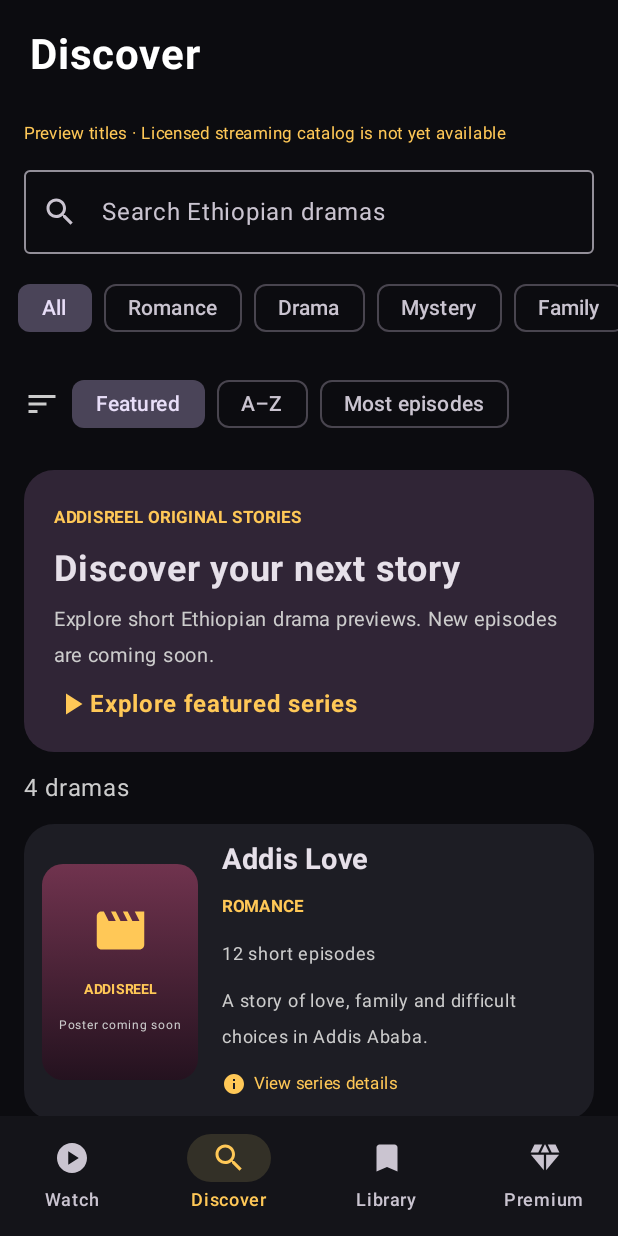
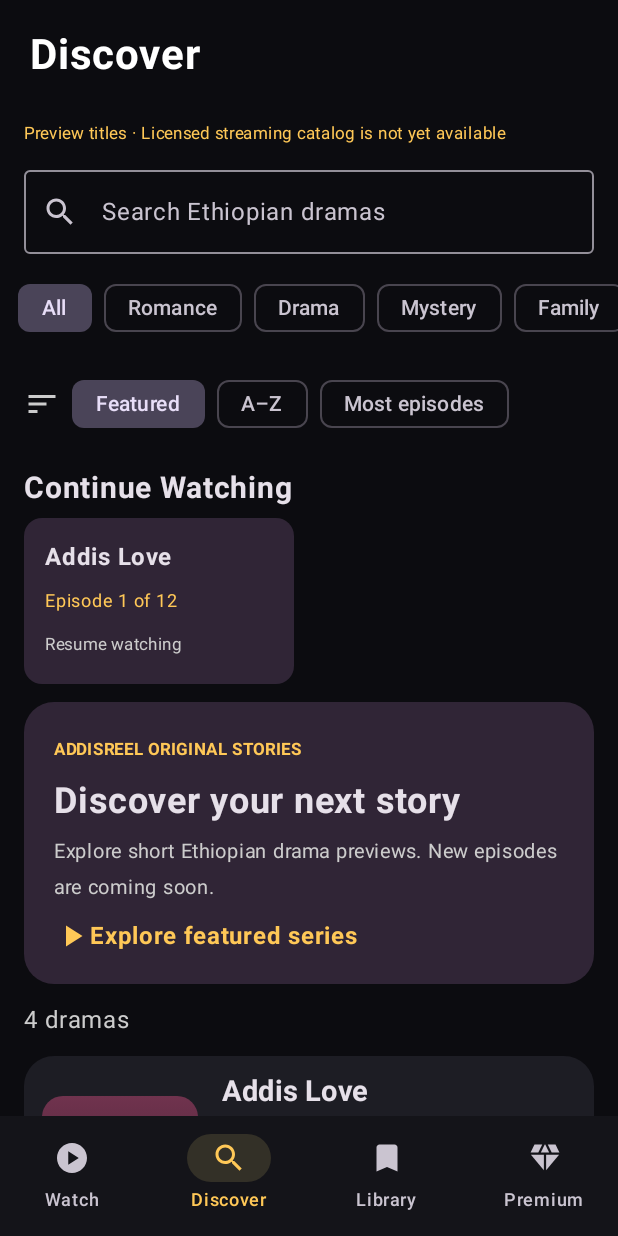
Before and after one commit to MahirG/AddisReel, an Android app built with Jetpack Compose: the composable AddisReelApp shown on its own in the app's theme, item 2 of the bottom bar chosen, on a phone screen of 412 x 824 dp. Run offline under Robolectric (Android 15) with nearby library versions, the phone set to English and light mode, and no system bars; network calls fail; pictures from the network do not load.

Commit message:
feat(android): add multi-series Continue Watching row in Discover

```diff
--- a/app/src/main/java/et/addisreel/app/MainActivity.kt
+++ b/app/src/main/java/et/addisreel/app/MainActivity.kt
@@ -133,10 +133,22 @@ private fun AddisReelApp() {
     var discoverSort by remember { mutableStateOf("Featured") }
     var detailDrama by remember { mutableStateOf<Drama?>(null) }
     var recentlyWatched by remember { mutableStateOf(preferences.getString("recently_watched", "") ?: "") }
+    // Keep a small, ordered local viewing history without requiring an account.
+    var viewingHistory by remember {
+        mutableStateOf(
+            (preferences.getString("viewing_history", "") ?: "")
+                .split("|").filter { it.isNotBlank() }.distinct().take(12)
+        )
+    }
+    fun recordViewing(title: String) {
+        viewingHistory = (listOf(title) + viewingHistory.filterNot { it == title }).take(12)
+        preferences.edit().putString("viewing_history", viewingHistory.joinToString("|")).apply()
+    }
     var selected by remember { mutableStateOf(catalog.find { it.title == recentlyWatched } ?: catalog.first()) }
     var episode by remember { mutableIntStateOf(preferences.getInt("episode_" + selected.title, 1).coerceIn(1, selected.episodes)) }
     fun selectDrama(drama: Drama) {
         recentlyWatched = drama.title
+        recordViewing(drama.title)
         preferences.edit().putString("recently_watched", drama.title).apply()
         selected = drama
         showEpisodes = false
@@ -146,6 +158,7 @@ private fun AddisReelApp() {
     }
     fun selectEpisode(next: Int) {
         recentlyWatched = selected.title
+        recordViewing(selected.title)
         preferences.edit().putString("recently_watched", selected.title).apply()
         episode = next.coerceIn(1, selected.episodes)
         preferences.edit().putInt("episode_" + selected.title, episode).apply()
@@ -503,6 +516,34 @@ private fun AddisReelApp() {
                                 contentPadding = PaddingValues(16.dp),
                                 verticalArrangement = Arrangement.spacedBy(12.dp)
                             ) {
+                                if (discoverQuery.isBlank() && discoverGenre == "All" && viewingHistory.isNotEmpty()) {
+                                    item {
+                                        Column(verticalArrangement = Arrangement.spacedBy(8.dp)) {
+                                            Text("Continue Watching", fontSize = 20.sp, fontWeight = FontWeight.Bold)
+                                            Row(
+                                                Modifier.fillMaxWidth().horizontalScroll(rememberScrollState()),
+                                                horizontalArrangement = Arrangement.spacedBy(8.dp)
+                                            ) {
+                                                viewingHistory.mapNotNull { title -> catalog.find { it.title == title } }
+                                                    .forEach { drama ->
+                                                        val resume = preferences.getInt("episode_" + drama.title, 1)
+                                                            .coerceIn(1, drama.episodes)
+                                                        ElevatedCard(
+                                                            onClick = { selectDrama(drama); tab = 0 },
+                                                            colors = CardDefaults.elevatedCardColors(containerColor = Color(0xFF302536)),
+                                                            modifier = Modifier.width(180.dp)
+                                                        ) {
+                                                            Column(Modifier.padding(14.dp), verticalArrangement = Arrangement.spacedBy(5.dp)) {
+                                                                Text(drama.title, fontWeight = FontWeight.Bold, maxLines = 1, overflow = TextOverflow.Ellipsis)
+                                                                Text("Episode $resume of ${drama.episodes}", fontSize = 12.sp, color = Gold)
+                                                                Text("Resume watching", fontSize = 11.sp, color = Color.LightGray)
+                                                            }
+                                                        }
+                                                    }
+                                            }
+                                        }
+                                    }
+                                }
                                 if (discoverQuery.isBlank() && discoverGenre == "All") {
                                     item {
                                         Card(
```
